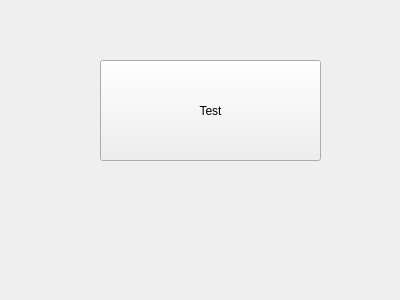
Above: src-qt5/gui_client/pages/control_panel.ui from trueos/sysadm-ui-qt before the change. Below: the same form after it.
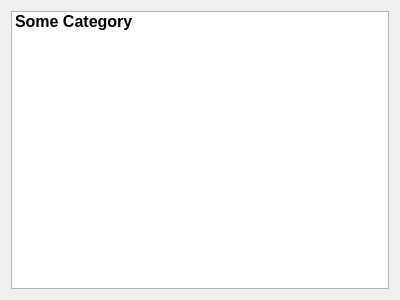
That is the form after the change. Icons and pictures are not drawn.

Commit message: Commit my work in progress on the Control panel page of the main client.

```diff
--- a/src-qt5/gui_client/pages/control_panel.ui
+++ b/src-qt5/gui_client/pages/control_panel.ui
@@ -13,19 +13,85 @@
   <property name="windowTitle">
    <string>Form</string>
   </property>
-  <widget class="QToolButton" name="toolButton">
-   <property name="geometry">
-    <rect>
-     <x>100</x>
-     <y>60</y>
-     <width>221</width>
-     <height>101</height>
-    </rect>
-   </property>
-   <property name="text">
-    <string>Test</string>
-   </property>
-  </widget>
+  <layout class="QVBoxLayout" name="verticalLayout">
+   <item>
+    <widget class="QTreeWidget" name="treeWidget">
+     <property name="mouseTracking">
+      <bool>true</bool>
+     </property>
+     <property name="editTriggers">
+      <set>QAbstractItemView::AllEditTriggers</set>
+     </property>
+     <property name="showDropIndicator" stdset="0">
+      <bool>false</bool>
+     </property>
+     <property name="iconSize">
+      <size>
+       <width>32</width>
+       <height>32</height>
+      </size>
+     </property>
+     <property name="rootIsDecorated">
+      <bool>false</bool>
+     </property>
+     <property name="animated">
+      <bool>true</bool>
+     </property>
+     <property name="allColumnsShowFocus">
+      <bool>false</bool>
+     </property>
+     <property name="headerHidden">
+      <bool>true</bool>
+     </property>
+     <property name="expandsOnDoubleClick">
+      <bool>true</bool>
+     </property>
+     <column>
+      <property name="text">
+       <string>1</string>
+      </property>
+     </column>
+     <item>
+      <property name="text">
+       <string>Some Category</string>
+      </property>
+      <property name="font">
+       <font>
+        <pointsize>12</pointsize>
+        <weight>75</weight>
+        <bold>true</bold>
+       </font>
+      </property>
+      <property name="icon">
+       <iconset resource="../../icons/icons.qrc">
+        <normaloff>:/icons/color/cloud-rain-border.svg</normaloff>:/icons/color/cloud-rain-border.svg</iconset>
+      </property>
+      <property name="flags">
+       <set>ItemIsEnabled</set>
+      </property>
+      <item>
+       <property name="text">
+        <string>App1
+Some app1 description</string>
+       </property>
+       <property name="icon">
+        <iconset resource="../../icons/icons.qrc">
+         <normaloff>:/icons/color/cloud-add-small.svg</normaloff>:/icons/color/cloud-add-small.svg</iconset>
+       </property>
+      </item>
+      <item>
+       <property name="text">
+        <string>App 2</string>
+       </property>
+       <property name="icon">
+        <iconset resource="../../icons/icons.qrc">
+         <normaloff>:/icons/black/calendar.svg</normaloff>:/icons/black/calendar.svg</iconset>
+       </property>
+      </item>
+     </item>
+    </widget>
+   </item>
+  </layout>
  </widget>
  <resources>
   <include location="../../icons/icons.qrc"/>
```
The commit also changes 9 other files.
